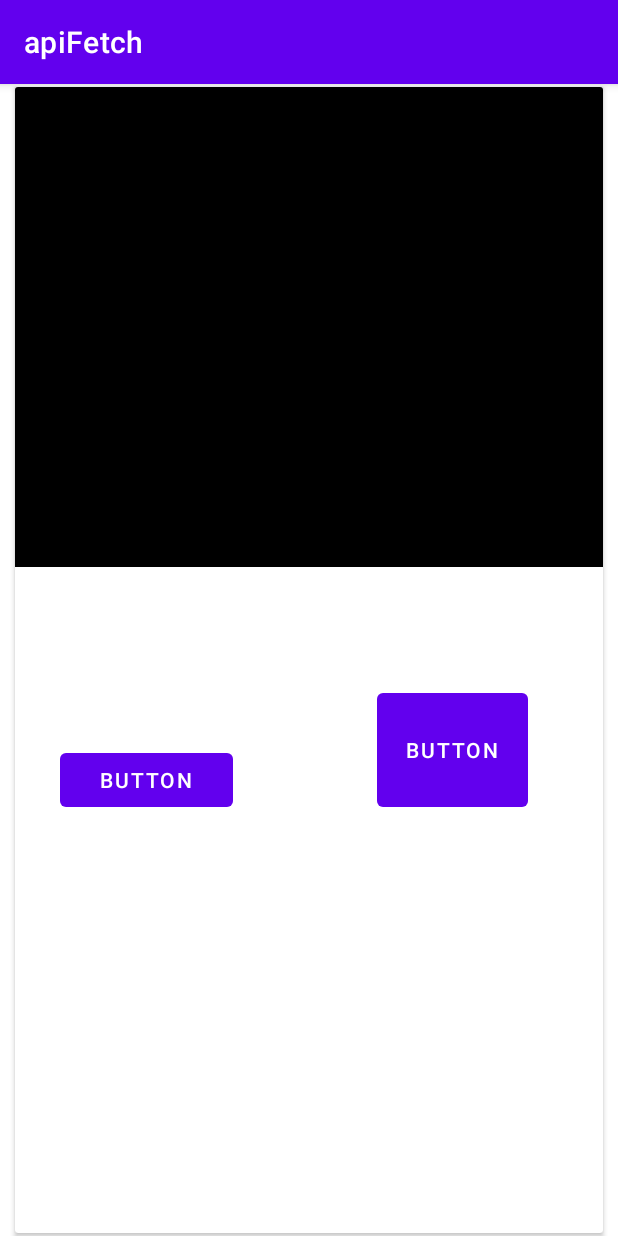
After one commit to madhu-sudhan-bhat/iamgeapi, an Android app: the fragment FragmentTest shown on its own in the app's theme, on a phone screen of 412 x 824 dp. The commit adds this screen. Run offline under Robolectric (Android 15) with nearby library versions, the phone set to English and light mode, and no system bars; network calls fail.

Commit message:
fragment added

```diff
--- a/app/src/main/java/com/example/apifetch/ApiInterface.kt
+++ b/app/src/main/java/com/example/apifetch/ApiInterface.kt
@@ -7,5 +7,5 @@ import io.reactivex.Observable
 interface ApiInterface {
     @GET("list")
 //    fun getData():Call<ArrayList<DataFileItem>>
-    fun getData(@Query(value: "q")query:String):Observable<ArrayList<DataFileItem>>
+    fun getData():Observable<ArrayList<DataFileItem>>
 }
--- /dev/null
+++ b/app/src/main/java/com/example/apifetch/fragment/FragmentTest.kt
@@ -0,0 +1,60 @@
+package com.example.apifetch.fragment
+
+import android.os.Bundle
+import androidx.fragment.app.Fragment
+import android.view.LayoutInflater
+import android.view.View
+import android.view.ViewGroup
+import com.example.apifetch.R
+
+// TODO: Rename parameter arguments, choose names that match
+// the fragment initialization parameters, e.g. ARG_ITEM_NUMBER
+private const val ARG_PARAM1 = "param1"
+private const val ARG_PARAM2 = "param2"
+
+/**
+ * A simple [Fragment] subclass.
+ * Use the [FragmentTest.newInstance] factory method to
+ * create an instance of this fragment.
+ */
+class FragmentTest : Fragment() {
+    // TODO: Rename and change types of parameters
+    private var param1: String? = null
+    private var param2: String? = null
+
+    override fun onCreate(savedInstanceState: Bundle?) {
+        super.onCreate(savedInstanceState)
+        arguments?.let {
+            param1 = it.getString(ARG_PARAM1)
+            param2 = it.getString(ARG_PARAM2)
+        }
+    }
+
+    override fun onCreateView(
+        inflater: LayoutInflater, container: ViewGroup?,
+        savedInstanceState: Bundle?
+    ): View? {
+        // Inflate the layout for this fragment
+        return inflater.inflate(R.layout.fragment_test, container, false)
+    }
+
+    companion object {
+        /**
+         * Use this factory method to create a new instance of
+         * this fragment using the provided parameters.
+         *
+         * @param param1 Parameter 1.
+         * @param param2 Parameter 2.
+         * @return A new instance of fragment FragmentTest.
+         */
+        // TODO: Rename and change types and number of parameters
+        @JvmStatic
+        fun newInstance(param1: String, param2: String) =
+            FragmentTest().apply {
+                arguments = Bundle().apply {
+                    putString(ARG_PARAM1, param1)
+                    putString(ARG_PARAM2, param2)
+                }
+            }
+    }
+}
--- a/app/src/main/res/layout/activity_content_main.xml
+++ b/app/src/main/res/layout/activity_content_main.xml
@@ -2,6 +2,7 @@
 <RelativeLayout xmlns:android="http://schemas.android.com/apk/res/android"
     xmlns:app="http://schemas.android.com/apk/res-auto"
     xmlns:tools="http://schemas.android.com/tools"
+    android:id="@+id/mainrl"
     android:layout_width="match_parent"
     android:layout_height="match_parent"
     tools:context=".ContentMain">
--- /dev/null
+++ b/app/src/main/res/layout/fragment_test.xml
@@ -0,0 +1,63 @@
+<?xml version="1.0" encoding="utf-8"?>
+<RelativeLayout xmlns:android="http://schemas.android.com/apk/res/android"
+    xmlns:tools="http://schemas.android.com/tools"
+    android:layout_width="match_parent"
+    android:layout_height="match_parent"
+    tools:context=".fragment.FragmentTest">
+
+    <!-- TODO: Update blank fragment layout -->
+
+    <androidx.cardview.widget.CardView
+        android:id="@+id/cdv"
+        android:layout_width="match_parent"
+        android:layout_height="match_parent"
+        android:layout_marginLeft="@dimen/margin"
+        android:layout_marginTop="@dimen/margin_top_bottom"
+        android:layout_marginRight="@dimen/margin"
+        android:layout_marginBottom="@dimen/margin_top_bottom"
+        android:elevation="@dimen/margin">
+
+        <LinearLayout
+            android:id="@+id/ll"
+            android:layout_width="match_parent"
+            android:layout_height="320dp"
+            android:background="@color/black"
+            android:orientation="vertical"
+            android:padding="@dimen/linear_padding">
+
+            <ImageView
+                android:id="@+id/imageMain"
+                android:layout_width="match_parent"
+                android:layout_height="279dp" />
+
+
+        </LinearLayout>
+
+
+    </androidx.cardview.widget.CardView>
+
+    <Button
+        android:id="@+id/button"
+        android:layout_width="101dp"
+        android:layout_height="wrap_content"
+        android:layout_alignEnd="@+id/cdv"
+        android:layout_alignParentStart="true"
+        android:layout_alignParentTop="true"
+        android:layout_alignParentBottom="true"
+        android:layout_marginStart="251dp"
+        android:layout_marginTop="400dp"
+        android:layout_marginEnd="50dp"
+        android:layout_marginBottom="280dp"
+        android:text="Button" />
+
+    <Button
+        android:id="@+id/button2"
+        android:layout_width="115dp"
+        android:layout_height="wrap_content"
+        android:layout_alignParentBottom="true"
+        android:layout_marginStart="40dp"
+        android:layout_marginBottom="280dp"
+        android:text="Button" />
+
+
+</RelativeLayout>
--- a/app/src/main/res/values/strings.xml
+++ b/app/src/main/res/values/strings.xml
@@ -1,4 +1,6 @@
 <resources>
     <string name="app_name">apiFetch</string>
     <string name="opening_text">Welcome</string>
+    <!-- TODO: Remove or change this placeholder text -->
+    <string name="hello_blank_fragment">Hello blank fragment</string>
 </resources>
--- a/build.gradle
+++ b/build.gradle
@@ -6,7 +6,7 @@ buildscript {
     }
     dependencies {
         classpath "com.android.tools.build:gradle:7.0.3"
-        classpath "org.jetbrains.kotlin:kotlin-gradle-plugin:1.6.0"
+        classpath 'org.jetbrains.kotlin:kotlin-gradle-plugin:1.6.10'
 
         // NOTE: Do not place your application dependencies here; they belong
         // in the individual module build.gradle files
```
Also changed, not shown: app/build.gradle (+6 -1 lines), app/src/main/java/com/example/apifetch/Adapter.kt (+31 -0 lines), app/src/main/java/com/example/apifetch/ContentMain.kt (+26 -33 lines).
